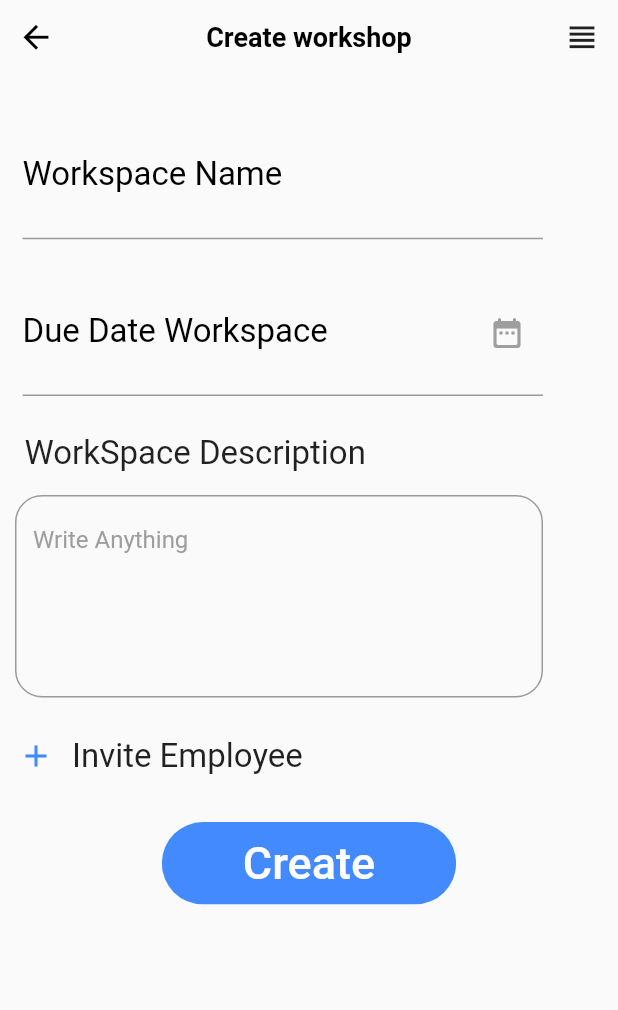
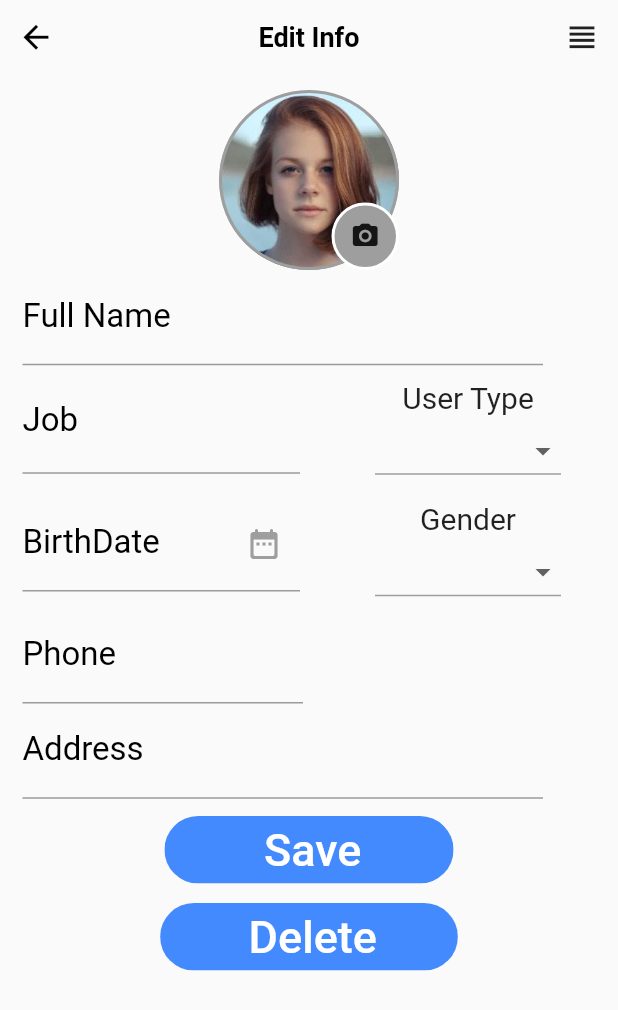
Before and after one commit to haneengheas/profile, a Flutter app: the screen it shows after launch, on a phone screen of 412 x 824 dp. Shown: the top 1010 px of the screen. Run offline on Flutter 3.47's test engine with Material 2 defaults, Android fonts, the phone set to English and light mode, and no system bars.

Commit message:
add photo

```diff
--- a/lib/main.dart
+++ b/lib/main.dart
@@ -1,6 +1,5 @@
 import 'package:flutter/material.dart';
-import 'package:profile/views/task/view.dart';
-import 'package:profile/views/workspace/view.dart';
+import 'package:profile/views/profile/view.dart';
 void main() => runApp(MyApp());
 class MyApp extends StatelessWidget {
   @override
@@ -8,7 +7,7 @@ class MyApp extends StatelessWidget {
     return MaterialApp(
       debugShowCheckedModeBanner: false,
       home: Scaffold(
-        body: WorkSpace(),
+        body: Profile(),
       ),
     );
   }
--- /dev/null
+++ b/lib/views/profile/department.dart
@@ -0,0 +1,46 @@
+import 'package:flutter/material.dart';
+
+class department extends StatefulWidget {
+  @override
+  _departmentState createState() => _departmentState();
+}
+class _departmentState extends State<department> {
+  String? dropdownValue ;
+  var undropValue='null';
+  @override
+  Widget build(BuildContext context) {
+    return Column(
+      children: [
+        Align(
+          alignment: Alignment.centerLeft,
+          child: Text('User Type',style: TextStyle(
+            fontSize: 20,
+          ),),
+        ),
+        DropdownButton<String>(
+          value: dropdownValue,
+          underline: Container(
+            width: 30,
+            height: 1,
+            color: Colors.grey,
+          ),
+          onChanged: (newValue) {
+            setState(() {
+              dropdownValue=newValue!;
+            });
+          },
+          items: <String>['manger', 'employee']
+              .map<DropdownMenuItem<String>>((String value) {
+            return DropdownMenuItem<String>(
+              value: value,
+              child: SizedBox(
+                width: 100.0, // for example
+                child: Text(value, textAlign: TextAlign.left),
+              ),
+            );
+          }).toList(),
+        ),
+      ],
+    );
+  }
+}
--- /dev/null
+++ b/lib/views/profile/gender.dart
@@ -0,0 +1,46 @@
+import 'package:flutter/material.dart';
+
+class gender extends StatefulWidget {
+  @override
+  _genderState createState() => _genderState();
+}
+class _genderState extends State<gender> {
+      String? dropdownValue ;
+      var undropValue='null';
+  @override
+  Widget build(BuildContext context) {
+    return Column(
+      children: [
+        Align(
+          alignment: Alignment.centerLeft,
+          child: Text('Gender',style: TextStyle(
+            fontSize: 20,
+          ),),
+        ),
+        DropdownButton<String>(
+          value: dropdownValue,
+          underline: Container(
+            width: 30,
+            height: 1,
+            color: Colors.grey,
+          ),
+          onChanged: (newValue) {
+            setState(() {
+              dropdownValue=newValue!;
+            });
+          },
+          items: <String>['male', 'female']
+              .map<DropdownMenuItem<String>>((String value) {
+            return DropdownMenuItem<String>(
+              value: value,
+              child: SizedBox(
+              width: 100.0, // for example
+              child: Text(value, textAlign: TextAlign.left),
+            ),
+            );
+          }).toList(),
+        ),
+      ],
+    );
+  }
+}
--- /dev/null
+++ b/lib/views/profile/view.dart
@@ -0,0 +1,104 @@
+import 'package:flutter/cupertino.dart';
+import 'package:flutter/material.dart';
+import 'package:profile/views/profile/department.dart';
+import 'package:profile/views/profile/gender.dart';
+import 'package:profile/widget/customAppBar.dart';
+import 'package:profile/widget/submit.dart';
+import 'package:profile/widget/textDate.dart';
+import 'package:profile/widget/textString.dart';
+class Profile extends StatelessWidget {
+  const Profile({Key? key}) : super(key: key);
+
+  @override
+  Widget build(BuildContext context) {
+    return Scaffold(
+      body: ListView(
+        children: [
+          customAppBar('Edit Info'),
+          SizedBox(
+            height: 10,
+          ),
+          Center(
+            child: Stack(
+              children: [
+                Container(
+                  width: 120,
+                  height: 120,
+                  decoration: BoxDecoration(
+                    color:Colors.grey,
+                    border: Border.all(
+                      width: 2,
+                      color: Colors.grey,
+                    ),
+                    shape: BoxShape.circle,
+                    image: DecorationImage(
+                      image: AssetImage('assets/h.jpeg'),
+                      fit: BoxFit.fill,
+                    ),
+                  ),
+                ),
+                Positioned(
+                    bottom: 0,
+                    right: 0,
+                    child: Container(
+                      width: 45,
+                      height: 45,
+
+                      decoration: BoxDecoration(
+                        color: Colors.grey,
+                          shape: BoxShape.circle,
+                          border: Border.all(
+                            width: 2,
+                            color: Colors.white,
+                          )),
+                      child: IconButton(
+                          onPressed: () {},
+                          icon: Icon(Icons.camera_alt_rounded,size: 20,)
+                      ),
+                    ))
+              ],
+            ),
+          ),
+          // SizedBox(height: 10,),
+          textString('Full Name', 'Enter your name',1),
+          Row(
+            children: [
+              Container(
+                width: 250,
+                  margin: EdgeInsets.only(bottom: 5),
+                  //height: 140,
+                  child: textString('Job', 'enter job title',1.5)),
+              Container(
+                // width: 130,
+                 // height: 100,
+                margin: EdgeInsets.only(top: 10),
+                  child: department()),
+            ],
+          ),
+          Row(
+            children: [
+              Container(
+                width: 250,
+                  margin: EdgeInsets.only(bottom: 5),
+                  child: TextDate(label: 'BirthDate',height: 1,)),
+              Container(
+                 margin: EdgeInsets.only(top: 10),
+                  child: gender()),
+            ],
+          ),
+          Container(
+            padding: EdgeInsets.only(right: 160),
+              child: textString('Phone', 'enter your phone',1)),
+          textString('Address', 'enter your address',1),
+          SizedBox(height: 10,),
+          submit(' Save '),
+          SizedBox(height: 10,),
+          submit('Delete'),
+
+
+
+        ],
+      ),
+    );
+  }
+}
--- a/lib/views/task/view.dart
+++ b/lib/views/task/view.dart
@@ -22,9 +22,9 @@ class _TaskState extends State<Task> {
           SizedBox(
             height: 25,
           ),
-          textString('Task Name', 'Enter Task Name'),
+          textString('Task Name', 'Enter Task Name',2.5),
           SizedBox(height: 20),
-          TextDate(label: 'Due Date Task'),
+          TextDate(label: 'Due Date Task',height: 2.5,),
           SizedBox(
             height: 25,
           ),
--- a/lib/views/workspace/view.dart
+++ b/lib/views/workspace/view.dart
@@ -1,5 +1,4 @@
 import 'package:flutter/material.dart';
-import 'package:profile/views/task/view.dart';
 import 'package:profile/widget/customAppBar.dart';
 import 'package:profile/widget/invite.dart';
 import 'package:profile/widget/submit.dart';
@@ -22,10 +21,11 @@ class _WorkSpaceState extends State<WorkSpace> {
           SizedBox(
             height: 25,
           ),
-          textString('Workspace Name', 'Enter Name WorkSpace'),
+          textString('Workspace Name', 'Enter Name WorkSpace',2.5),
           SizedBox(height: 20),
           TextDate(
             label: 'Due Date Workspace',
+            height: 2.5,
           ),
           SizedBox(
             height: 25,
--- a/lib/widget/submit.dart
+++ b/lib/widget/submit.dart
@@ -32,7 +32,7 @@ Widget submit (String text){
         fontSize: 30
     ),
       backgroundColor: Colors.blueAccent,
-      padding: EdgeInsets.only(left: 50,right: 50,top: 10,bottom: 10),
+      padding: EdgeInsets.only(left: 55,right: 50,top: 5,bottom: 5),
     ),
   );
 }
--- a/lib/widget/textDate.dart
+++ b/lib/widget/textDate.dart
@@ -2,7 +2,8 @@ import 'package:flutter/material.dart';
 import 'package:intl/intl.dart';
 class TextDate extends StatefulWidget {
   final String label;
-  const TextDate({Key? key, required this.label}) : super(key: key);
+  final double height;
+  const TextDate({Key? key, required this.label,required this.height}) : super(key: key);
 
   @override
   _TextDateState createState() => _TextDateState();
@@ -27,7 +28,7 @@ class _TextDateState extends State<TextDate> {
           labelStyle: TextStyle(color: Colors.black, fontSize: 22),
           hintText: 'pick up date',
           hintStyle: TextStyle(
-            height: 2.5,
+            height: widget.height,
             color: Colors.grey,
           ),
           suffixIcon: IconButton(
--- a/lib/widget/textString.dart
+++ b/lib/widget/textString.dart
@@ -1,5 +1,5 @@
 import 'package:flutter/material.dart';
-Widget textString( String label ,String hint){
+Widget textString( String label ,String hint,double height){
   return
     Padding(
       padding: const EdgeInsets.only(right: 50, left: 15),
@@ -9,7 +9,7 @@ Widget textString( String label ,String hint){
           labelStyle: TextStyle(color: Colors.black, fontSize: 22),
           hintText: hint,
           hintStyle: TextStyle(
-            height: 2.5,
+            height: height,
             color: Colors.grey,
           ),
         ),
--- a/pubspec.yaml
+++ b/pubspec.yaml
@@ -21,6 +21,7 @@ environment:
   sdk: ">=2.12.0 <3.0.0"
 
 dependencies:
+  flutter_dropdown: ^0.0.8
   flutter:
     sdk: flutter
   intl: ^0.17.0
@@ -46,8 +47,8 @@ flutter:
   uses-material-design: true
 
   # To add assets to your application, add an assets section, like this:
-#  assets:
-#    - assets/
+  assets:
+    - assets/
   #   - images/a_dot_ham.jpeg
 
   # An image asset can refer to one or more resolution-specific "variants", see
```
Also changed, not shown: assets/h.jpeg (added), pubspec.lock.
